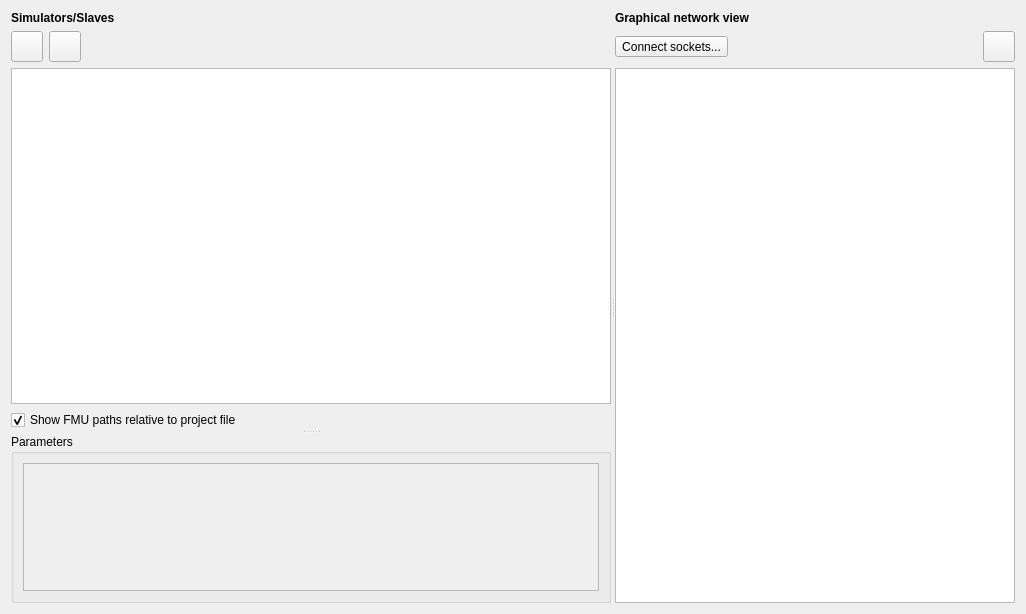
First picture: the form in MasterSimulatorUI/src/MSIMViewSlaves.ui, repository ghorwin/MasterSim, before the edit.
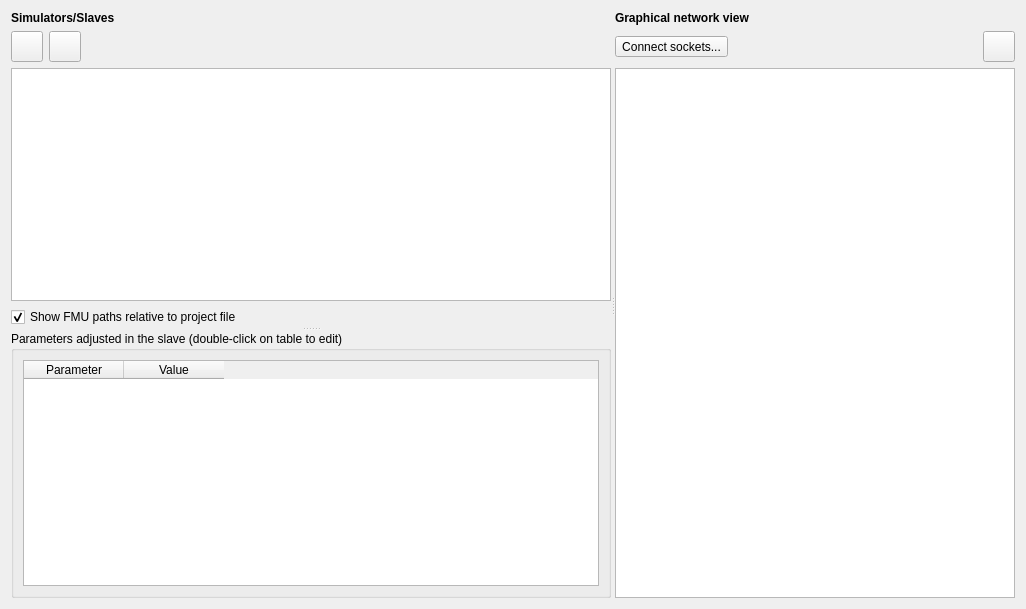
Second picture: the form after the edit. Icons and pictures are not drawn. Custom widgets are drawn as their Qt base class.

Commit message: Major improvement of parameter editor.

```diff
--- a/MasterSimulatorUI/src/MSIMViewSlaves.ui
+++ b/MasterSimulatorUI/src/MSIMViewSlaves.ui
@@ -7,7 +7,7 @@
     <x>0</x>
     <y>0</y>
     <width>1026</width>
-    <height>614</height>
+    <height>609</height>
    </rect>
   </property>
   <property name="windowTitle">
@@ -124,29 +124,30 @@
       </widget>
       <widget class="QGroupBox" name="groupBox">
        <property name="title">
-        <string>Parameters</string>
+        <string>Parameters adjusted in the slave (double-click on table to edit)</string>
        </property>
        <layout class="QVBoxLayout" name="verticalLayout_4">
         <item>
-         <widget class="QScrollArea" name="scrollArea">
-          <property name="widgetResizable">
+         <widget class="QTableWidget" name="widgetProperties">
+          <property name="alternatingRowColors">
            <bool>true</bool>
           </property>
-          <widget class="QWidget" name="scrollAreaWidgetContents">
-           <property name="geometry">
-            <rect>
-             <x>0</x>
-             <y>0</y>
-             <width>576</width>
-             <height>124</height>
-            </rect>
+          <property name="selectionMode">
+           <enum>QAbstractItemView::NoSelection</enum>
+          </property>
+          <property name="selectionBehavior">
+           <enum>QAbstractItemView::SelectRows</enum>
+          </property>
+          <column>
+           <property name="text">
+            <string>Parameter</string>
            </property>
-           <layout class="QVBoxLayout" name="verticalLayout_3">
-            <item>
-             <widget class="MSIMSlavePropertyWidget" name="widgetProperties" native="true"/>
-            </item>
-           </layout>
-          </widget>
+          </column>
+          <column>
+           <property name="text">
+            <string>Value</string>
+           </property>
+          </column>
          </widget>
         </item>
        </layout>
@@ -233,12 +234,6 @@
    <header location="global">BM_ZoomMeshGraphicsView.h</header>
    <container>1</container>
   </customwidget>
-  <customwidget>
-   <class>MSIMSlavePropertyWidget</class>
-   <extends>QWidget</extends>
-   <header>MSIMSlavePropertyWidget.h</header>
-   <container>1</container>
-  </customwidget>
   <customwidget>
    <class>MSIMSlaveTableWidget</class>
    <extends>QTableWidget</extends>
```
The commit also changes 6 other files.
